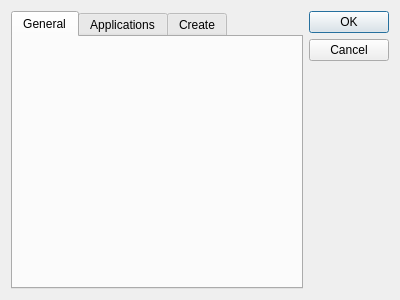
Old version of the form settingsdlg.ui in the repository pile-contributors/pile-gui.
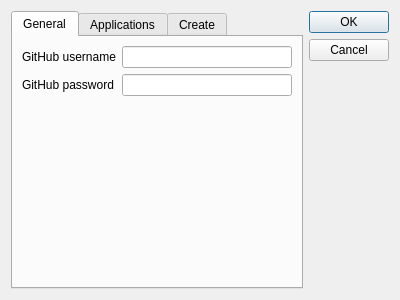
New version of the form. The open tabs and pages were chosen to show the change. Icons and pictures are not drawn.

Commit message: Added github support

Patch:
```diff
--- a/settingsdlg.ui
+++ b/settingsdlg.ui
@@ -27,6 +27,28 @@
       <attribute name="title">
        <string>General</string>
       </attribute>
+      <layout class="QFormLayout" name="formLayout">
+       <item row="0" column="0">
+        <widget class="QLabel" name="label_8">
+         <property name="text">
+          <string>GitHub username</string>
+         </property>
+        </widget>
+       </item>
+       <item row="0" column="1">
+        <widget class="QLineEdit" name="le_github_un"/>
+       </item>
+       <item row="1" column="0">
+        <widget class="QLabel" name="label_7">
+         <property name="text">
+          <string>GitHub password</string>
+         </property>
+        </widget>
+       </item>
+       <item row="1" column="1">
+        <widget class="QLineEdit" name="le_github_pass"/>
+       </item>
+      </layout>
      </widget>
      <widget class="QWidget" name="tab_apps">
       <attribute name="title">
```
Left out of the diff: 55 changed lines with no effect on the pictures. The commit also changes 13 other files.
